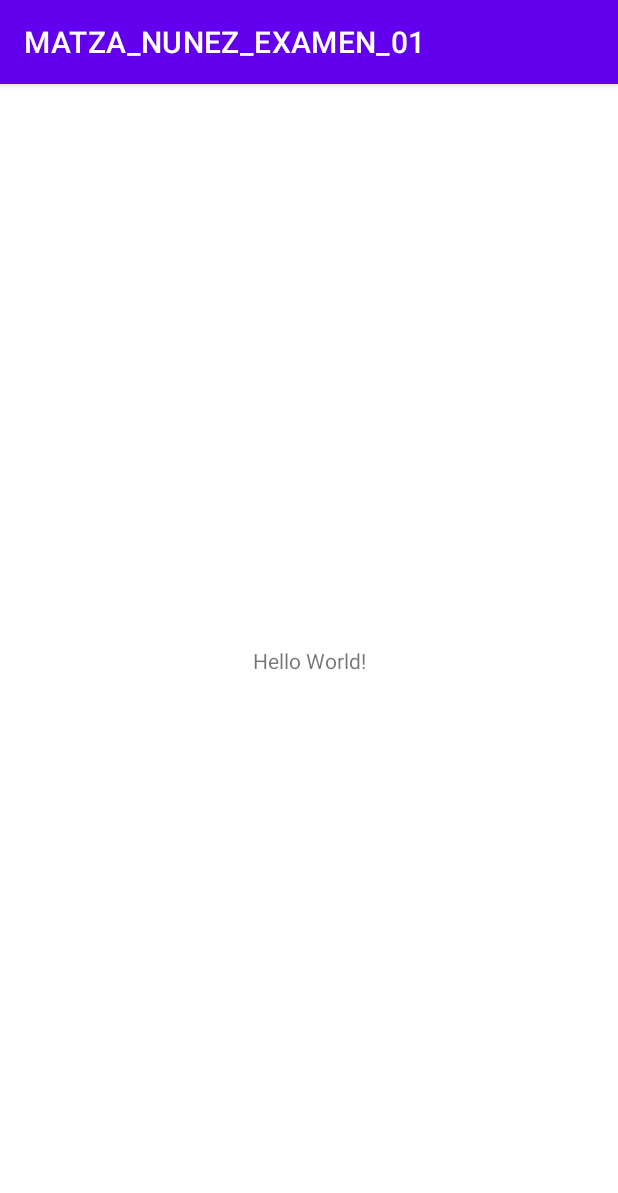
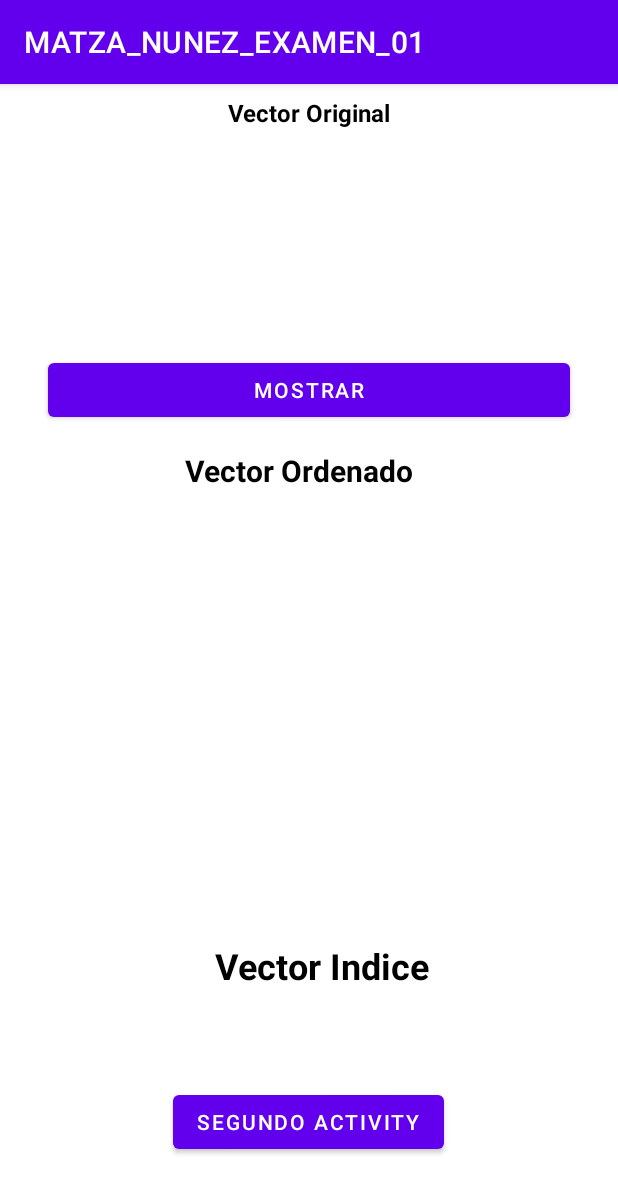
Before and after one commit to ShirleyAngie/MATZA_NUNEZ_EXAMEN_01, an Android app: the screen it shows after launch (MainActivity before the commit, Pantalla1Activity_MJ_NS after it), on a phone screen of 412 x 824 dp. Shown: the top 1193 px of the screen. Run offline under Robolectric (Android 15) with nearby library versions, the phone set to English and light mode, and no system bars.

Commit message:
MATZA NUNEZ 18:00

```diff
--- /dev/null
+++ b/app/src/main/java/uta/fisei/matza_nunez_examen_01/Pantalla1Activity_MJ_NS.java
@@ -0,0 +1,14 @@
+package uta.fisei.matza_nunez_examen_01;
+
+import androidx.appcompat.app.AppCompatActivity;
+
+import android.os.Bundle;
+
+public class Pantalla1Activity_MJ_NS extends AppCompatActivity {
+
+    @Override
+    protected void onCreate(Bundle savedInstanceState) {
+        super.onCreate(savedInstanceState);
+        setContentView(R.layout.activity_pantalla1_mj_ns);
+    }
+}
--- /dev/null
+++ b/app/src/main/res/layout/activity_pantalla1_mj_ns.xml
@@ -0,0 +1,121 @@
+<?xml version="1.0" encoding="utf-8"?>
+<androidx.constraintlayout.widget.ConstraintLayout xmlns:android="http://schemas.android.com/apk/res/android"
+    xmlns:app="http://schemas.android.com/apk/res-auto"
+    xmlns:tools="http://schemas.android.com/tools"
+    android:layout_width="match_parent"
+    android:layout_height="match_parent"
+    tools:context=".Pantalla1Activity_MJ_NS">
+
+    <TextView
+        android:id="@+id/textView"
+        android:layout_width="wrap_content"
+        android:layout_height="wrap_content"
+        android:layout_marginTop="8dp"
+        android:text="@string/txt_original"
+        android:textColor="#000000"
+        android:textSize="16sp"
+        android:textStyle="bold"
+        app:layout_constraintEnd_toEndOf="parent"
+        app:layout_constraintStart_toStartOf="parent"
+        app:layout_constraintTop_toTopOf="parent" />
+
+    <ScrollView
+        android:id="@+id/scrollView3"
+        android:layout_width="325dp"
+        android:layout_height="124dp"
+        android:layout_marginTop="8dp"
+        android:fillViewport="true"
+        android:scrollbars="none"
+        app:layout_constraintBottom_toTopOf="@+id/button"
+        app:layout_constraintEnd_toEndOf="parent"
+        app:layout_constraintStart_toStartOf="parent"
+        app:layout_constraintTop_toBottomOf="@+id/textView"
+        app:layout_constraintVertical_bias="0.0">
+
+        <ListView
+            android:id="@+id/listViewOriginal"
+            android:layout_width="wrap_content"
+            android:layout_height="wrap_content" />
+
+
+    </ScrollView>
+
+    <Button
+        android:id="@+id/button"
+        android:layout_width="0dp"
+        android:layout_height="wrap_content"
+        android:layout_marginStart="32dp"
+        android:layout_marginTop="180dp"
+        android:layout_marginEnd="32dp"
+        android:onClick="mostrar"
+        android:text="@string/btn_mostrar"
+        app:layout_constraintEnd_toEndOf="parent"
+        app:layout_constraintHorizontal_bias="0.0"
+        app:layout_constraintStart_toStartOf="parent"
+        app:layout_constraintTop_toTopOf="parent" />
+
+    <Button
+        android:id="@+id/button2"
+        android:layout_width="wrap_content"
+        android:layout_height="wrap_content"
+        android:layout_marginBottom="52dp"
+        android:onClick="segundoActivity"
+        android:text="@string/btn_segundoactivity"
+        app:layout_constraintBottom_toBottomOf="parent"
+        app:layout_constraintEnd_toEndOf="parent"
+        app:layout_constraintHorizontal_bias="0.498"
+        app:layout_constraintStart_toStartOf="parent" />
+
+    <TextView
+        android:id="@+id/textView2"
+        android:layout_width="wrap_content"
+        android:layout_height="wrap_content"
+        android:layout_marginTop="16dp"
+        android:text="@string/txt_indice"
+        android:textColor="#020202"
+        android:textSize="20sp"
+        android:textStyle="bold"
+        app:layout_constraintEnd_toEndOf="parent"
+        app:layout_constraintHorizontal_bias="0.475"
+        app:layout_constraintStart_toStartOf="parent"
+        app:layout_constraintTop_toBottomOf="@+id/button" />
+
+    <ScrollView
+        android:id="@+id/scrollViellIndice"
+        android:layout_width="328dp"
+        android:layout_height="172dp"
+        android:layout_marginTop="8dp"
+        android:fillViewport="true"
+        android:scrollbars="none"
+        app:layout_constraintBottom_toTopOf="@+id/textView3"
+        app:layout_constraintEnd_toEndOf="parent"
+        app:layout_constraintHorizontal_bias="0.493"
+        app:layout_constraintStart_toStartOf="parent"
+        app:layout_constraintTop_toBottomOf="@+id/textView2">
+
+        <ListView
+            android:id="@+id/listViewIndice"
+            android:layout_width="wrap_content"
+            android:layout_height="wrap_content" />
+
+    </ScrollView>
+
+    <TextView
+        android:id="@+id/textView3"
+        android:layout_width="wrap_content"
+        android:layout_height="wrap_content"
+        android:layout_marginBottom="64dp"
+        android:text="@string/txt_orIndice"
+        android:textColor="#000000"
+        android:textSize="24sp"
+        android:textStyle="bold"
+        app:layout_constraintBottom_toTopOf="@+id/button2"
+        app:layout_constraintEnd_toEndOf="parent"
+        app:layout_constraintHorizontal_bias="0.531"
+        app:layout_constraintStart_toStartOf="parent" />
+
+
+
+
+
+</androidx.constraintlayout.widget.ConstraintLayout>
--- a/app/src/main/res/values/strings.xml
+++ b/app/src/main/res/values/strings.xml
@@ -1,3 +1,19 @@
 <resources>
     <string name="app_name">MATZA_NUNEZ_EXAMEN_01</string>
+
+
+
+
+    <string name="txt_ingrese_numeros">Ingrese un número</string>
+
+    <string name="btn_ingresar">Ingresar</string>
+    <string name="btn_segundoactivity">Segundo Activity</string>
+    <string name="btn_cerrar">Cerrar</string>
+
+    <string name="btn_mostrar">Mostrar</string>
+
+    <string name="txt_original">Vector Original</string>
+    <string name="txt_indice">Vector Ordenado</string>
+
+    <string name="txt_orIndice">Vector Indice</string>
 </resources>
```
Also changed, not shown: app/src/main/AndroidManifest.xml (+14 -0 lines), app/src/main/java/uta/fisei/matza_nunez_examen_01/Pantalla2Activity_MJ_NS.java (added, +14 -0 lines), app/src/main/res/layout/activity_pantalla2_mj_ns.xml (added, +76 -0 lines).
